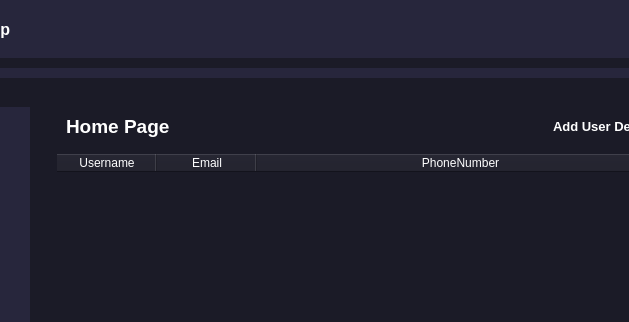
Anzhelika007/PyQt6_app, file interface.ui: the form before one commit; both pictures show x 170 to 799 and y 0 to 322 of the 1173 by 700 pixel window.
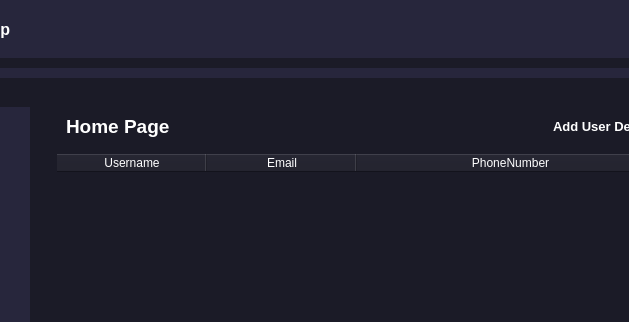
The form after the commit. Icons and pictures are not drawn.

Patch:
```diff
--- a/interface.ui
+++ b/interface.ui
@@ -648,7 +648,7 @@
                     <bool>false</bool>
                    </attribute>
                    <attribute name="horizontalHeaderMinimumSectionSize">
-                    <number>100</number>
+                    <number>150</number>
                    </attribute>
                    <attribute name="horizontalHeaderShowSortIndicator" stdset="0">
                     <bool>true</bool>
```
